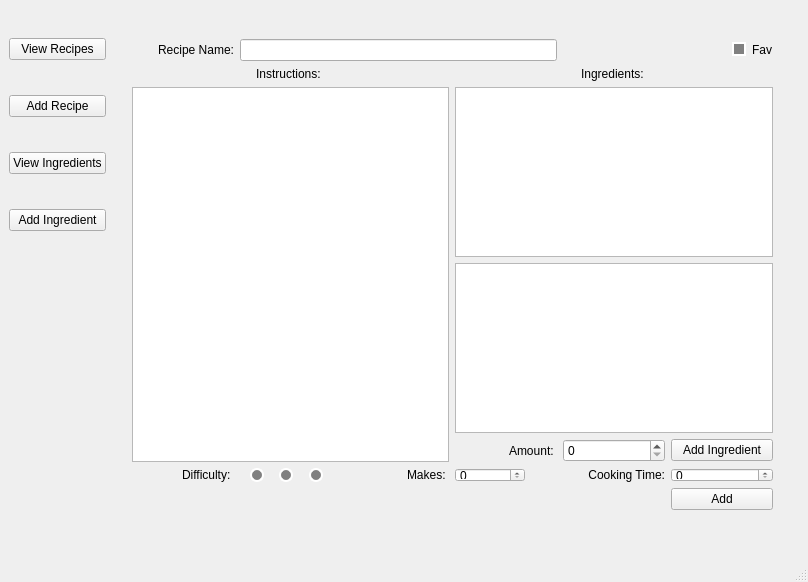
Above: mainwindow.ui from Bourkupine/cs4076-project before the change. Below: the same form after it.
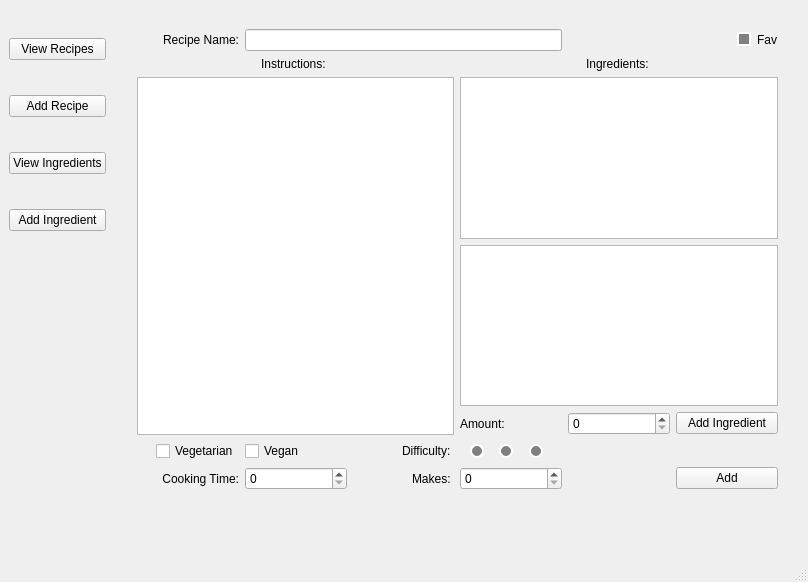
That is the form after the change.

The edit to the form file:
```diff
--- a/mainwindow.ui
+++ b/mainwindow.ui
@@ -19,6 +19,9 @@
      <layout class="QHBoxLayout" name="horizontalLayout">
       <item>
        <layout class="QVBoxLayout" name="verticalLayout_2">
+        <property name="rightMargin">
+         <number>5</number>
+        </property>
         <property name="bottomMargin">
          <number>290</number>
         </property>
@@ -366,19 +369,152 @@
           <property name="geometry">
            <rect>
             <x>20</x>
-            <y>30</y>
+            <y>20</y>
             <width>641</width>
-            <height>471</height>
+            <height>461</height>
            </rect>
           </property>
-          <layout class="QGridLayout" name="gridLayout" columnstretch="1,1,1,1,1,1">
+          <layout class="QGridLayout" name="gridLayout" rowstretch="0,0,1,1,0,0,0,0,0,0" columnstretch="1,1,1,1,1,1">
            <property name="bottomMargin">
             <number>0</number>
            </property>
            <property name="spacing">
             <number>6</number>
            </property>
-           <item row="6" column="1">
+           <item row="6" column="4">
+            <widget class="QSpinBox" name="ingredientAmount"/>
+           </item>
+           <item row="2" column="0" rowspan="5" colspan="3">
+            <widget class="QTextEdit" name="createRecipeInstructions"/>
+           </item>
+           <item row="1" column="3" colspan="3" alignment="Qt::AlignHCenter|Qt::AlignVCenter">
+            <widget class="QLabel" name="label_9">
+             <property name="text">
+              <string>Ingredients: </string>
+             </property>
+            </widget>
+           </item>
+           <item row="0" column="0">
+            <widget class="QLabel" name="label">
+             <property name="text">
+              <string>Recipe Name:</string>
+             </property>
+             <property name="alignment">
+              <set>Qt::AlignRight|Qt::AlignTrailing|Qt::AlignVCenter</set>
+             </property>
+            </widget>
+           </item>
+           <item row="0" column="1" colspan="3">
+            <widget class="QLineEdit" name="createRecipeName">
+             <property name="text">
+              <string/>
+             </property>
+            </widget>
+           </item>
+           <item row="6" column="3">
+            <widget class="QLabel" name="label_24">
+             <property name="text">
+              <string>Amount: </string>
+             </property>
+            </widget>
+           </item>
+           <item row="2" column="3" colspan="3">
+            <widget class="QListWidget" name="actualRecipeIngredients"/>
+           </item>
+           <item row="7" column="2" alignment="Qt::AlignRight">
+            <widget class="QLabel" name="label_8">
+             <property name="text">
+              <string>Difficulty: </string>
+             </property>
+            </widget>
+           </item>
+           <item row="8" column="0">
+            <widget class="QLabel" name="label_6">
+             <property name="text">
+              <string>Cooking Time:</string>
+             </property>
+             <property name="alignment">
+              <set>Qt::AlignRight|Qt::AlignTrailing|Qt::AlignVCenter</set>
+             </property>
+            </widget>
+           </item>
+           <item row="0" column="5" alignment="Qt::AlignRight">
+            <widget class="QCheckBox" name="createRecipeFav">
+             <property name="styleSheet">
+              <string notr="true">QCheckBox::indicator:checked {
+    background-color:       orange;
+    border:                 2px solid white;
+}
+
+QCheckBox::indicator:unchecked {
+    background-color:       grey;
+    border:                 2px solid white;
+}</string>
+             </property>
+             <property name="text">
+              <string>Fav</string>
+             </property>
+            </widget>
+           </item>
+           <item row="1" column="0" colspan="3" alignment="Qt::AlignHCenter|Qt::AlignVCenter">
+            <widget class="QLabel" name="label_5">
+             <property name="text">
+              <string>Instructions: </string>
+             </property>
+             <property name="alignment">
+              <set>Qt::AlignRight|Qt::AlignTrailing|Qt::AlignVCenter</set>
+             </property>
+            </widget>
+           </item>
+           <item row="3" column="3" rowspan="3" colspan="3">
+            <widget class="QListWidget" name="createRecipeIngredients"/>
+           </item>
+           <item row="7" column="0" alignment="Qt::AlignRight">
+            <widget class="QCheckBox" name="createRecipeVegetarian">
+             <property name="text">
+              <string>Vegetarian</string>
+             </property>
+            </widget>
+           </item>
+           <item row="8" column="3">
+            <widget class="QSpinBox" name="createRecipeMakes">
+             <property name="minimumSize">
+              <size>
+               <width>70</width>
+               <height>1</height>
+              </size>
+             </property>
+             <property name="maximumSize">
+              <size>
+               <width>1000</width>
+               <height>1000</height>
+              </size>
+             </property>
+             <property name="maximum">
+              <number>99</number>
+             </property>
+            </widget>
+           </item>
+           <item row="8" column="1">
+            <widget class="QSpinBox" name="createRecipeTime">
+             <property name="minimumSize">
+              <size>
+               <width>70</width>
+               <height>1</height>
+              </size>
+             </property>
+             <property name="maximumSize">
+              <size>
+               <width>1000</width>
+               <height>1000</height>
+              </size>
+             </property>
+             <property name="maximum">
+              <number>9999</number>
+             </property>
+            </widget>
+           </item>
+           <item row="7" column="3">
             <layout class="QHBoxLayout" name="horizontalLayout_2">
              <property name="leftMargin">
               <number>10</number>
@@ -460,94 +596,24 @@
              </item>
             </layout>
            </item>
-           <item row="1" column="0" colspan="3" alignment="Qt::AlignHCenter|Qt::AlignVCenter">
-            <widget class="QLabel" name="label_5">
-             <property name="text">
-              <string>Instructions: </string>
-             </property>
-             <property name="alignment">
-              <set>Qt::AlignRight|Qt::AlignTrailing|Qt::AlignVCenter</set>
-             </property>
-            </widget>
-           </item>
-           <item row="5" column="5">
-            <widget class="QPushButton" name="addIngredientToRecipe">
-             <property name="text">
-              <string>Add Ingredient</string>
-             </property>
-            </widget>
-           </item>
            <item row="6" column="5">
-            <widget class="QSpinBox" name="createRecipeTime">
-             <property name="minimumSize">
-              <size>
-               <width>70</width>
-               <height>1</height>
-              </size>
-             </property>
-             <property name="maximumSize">
-              <size>
-               <width>1000</width>
-               <height>1000</height>
-              </size>
-             </property>
-             <property name="maximum">
-              <number>9999</number>
-             </property>
-            </widget>
-           </item>
-           <item row="0" column="0">
-            <widget class="QLabel" name="label">
+            <widget class="QPushButton" name="addIngredientToRecipe">
              <property name="text">
-              <string>Recipe Name:</string>
+              <string>Add Ingredient</string>
              </property>
-             <property name="alignment">
-              <set>Qt::AlignRight|Qt::AlignTrailing|Qt::AlignVCenter</set>
-             </property>
             </widget>
            </item>
-           <item row="0" column="5" alignment="Qt::AlignRight">
-            <widget class="QCheckBox" name="createRecipeFav">
-             <property name="styleSheet">
-              <string notr="true">QCheckBox::indicator:checked {
-    background-color:       orange;
-    border:                 2px solid white;
-}
-
-QCheckBox::indicator:unchecked {
-    background-color:       grey;
-    border:                 2px solid white;
-}</string>
-             </property>
+           <item row="8" column="2" alignment="Qt::AlignRight">
+            <widget class="QLabel" name="label_10">
              <property name="text">
-              <string>Fav</string>
+              <string>Makes: </string>
              </property>
             </widget>
            </item>
-           <item row="3" column="3" colspan="3">
-            <widget class="QListWidget" name="actualRecipeIngredients"/>
-           </item>
-           <item row="0" column="1" colspan="3">
-            <widget class="QLineEdit" name="createRecipeName">
+           <item row="7" column="1" alignment="Qt::AlignLeft">
+            <widget class="QCheckBox" name="createRecipeVegan">
              <property name="text">
-              <string/>
-             </property>
-            </widget>
-           </item>
-           <item row="5" column="3" alignment="Qt::AlignRight">
-            <widget class="QLabel" name="label_24">
-             <property name="text">
-              <string>Amount: </string>
-             </property>
-            </widget>
-           </item>
-           <item row="6" column="4">
-            <widget class="QLabel" name="label_6">
-             <property name="text">
-              <string>Cooking Time:</string>
-             </property>
-             <property name="alignment">
-              <set>Qt::AlignRight|Qt::AlignTrailing|Qt::AlignVCenter</set>
+              <string>Vegan</string>
              </property>
             </widget>
            </item>
@@ -558,55 +624,6 @@
              </property>
             </widget>
            </item>
-           <item row="6" column="3" alignment="Qt::AlignLeft">
-            <widget class="QSpinBox" name="createRecipeMakes">
-             <property name="minimumSize">
-              <size>
-               <width>70</width>
-               <height>1</height>
-              </size>
-             </property>
-             <property name="maximumSize">
-              <size>
-               <width>1000</width>
-               <height>1000</height>
-              </size>
-             </property>
-             <property name="maximum">
-              <number>99</number>
-             </property>
-            </widget>
-           </item>
-           <item row="6" column="2" alignment="Qt::AlignRight">
-            <widget class="QLabel" name="label_10">
-             <property name="text">
-              <string>Makes: </string>
-             </property>
-            </widget>
-           </item>
-           <item row="3" column="0" rowspan="3" colspan="3">
-            <widget class="QTextEdit" name="createRecipeInstructions"/>
-           </item>
-           <item row="1" column="3" colspan="3" alignment="Qt::AlignHCenter|Qt::AlignVCenter">
-            <widget class="QLabel" name="label_9">
-             <property name="text">
-              <string>Ingredients: </string>
-             </property>
-            </widget>
-           </item>
-           <item row="6" column="0" alignment="Qt::AlignRight">
-            <widget class="QLabel" name="label_8">
-             <property name="text">
-              <string>Difficulty: </string>
-             </property>
-            </widget>
-           </item>
-           <item row="4" column="3" colspan="3">
-            <widget class="QListWidget" name="createRecipeIngredients"/>
-           </item>
-           <item row="5" column="4">
-            <widget class="QSpinBox" name="ingredientAmount"/>
-           </item>
           </layout>
          </widget>
         </widget>
```
Left out of the diff: 2 changed lines with no effect on the pictures.
